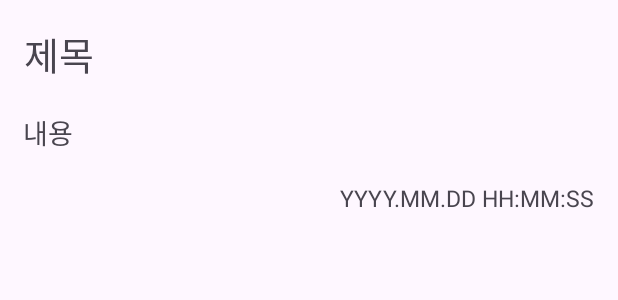
After one commit to hashilyze/BookManager, an Android app: the layout memo_item.xml on its own in the app's theme, with its tools: preview values and no code run, on a phone screen of 412 x 824 dp. The commit adds this screen. Shown: the top 300 px of the screen. Run offline under Robolectric (Android 15) with nearby library versions, the phone set to English and light mode, and no system bars.

Commit message:
ADD: Memo List

```diff
--- a/app/build.gradle.kts
+++ b/app/build.gradle.kts
@@ -11,8 +11,8 @@ android {
         applicationId = "com.example.bookmanager"
         minSdk = 26
         targetSdk = 33
-        versionCode = 2
-        versionName = "1.1"
+        versionCode = 3
+        versionName = "1.2"
 
         testInstrumentationRunner = "androidx.test.runner.AndroidJUnitRunner"
     }
--- a/app/src/main/AndroidManifest.xml
+++ b/app/src/main/AndroidManifest.xml
@@ -15,7 +15,10 @@
         android:theme="@style/Theme.BookManager"
         tools:targetApi="31">
         <activity
-            android:name=".BookInfoActivity"
+            android:name=".MemoListActivity"
+            android:exported="false" />
+        <activity
+            android:name=".BookDetailActivity"
             android:exported="false" />
         <activity
             android:name=".MainActivity"
--- a/app/src/main/java/com/example/bookmanager/MainActivity.kt
+++ b/app/src/main/java/com/example/bookmanager/MainActivity.kt
@@ -4,7 +4,6 @@ import android.content.Intent
 import android.database.sqlite.SQLiteDatabase
 import androidx.appcompat.app.AppCompatActivity
 import android.os.Bundle
-import android.util.Log
 import android.widget.AdapterView
 import androidx.activity.result.ActivityResultLauncher
 import androidx.activity.result.contract.ActivityResultContracts
@@ -41,7 +40,7 @@ class MainActivity : AppCompatActivity() {
                 SELECT isbn, thumbnail, title,
                     author, publisher, description,
                     start_at, end_at
-                FROM BOOK
+                FROM Book
                 """.trimIndent()
             val cursor = database.rawQuery(sql, null)
             while(cursor.moveToNext()){
@@ -58,13 +57,12 @@ class MainActivity : AppCompatActivity() {
             }
         }
 
-
         binding.booklist.adapter = BookMgrAdapter(this, bookList)
         binding.booklist.onItemClickListener = AdapterView.OnItemClickListener {
                 parent, view, position, id ->
             val selectedBook = parent.getItemAtPosition(position) as Book
 
-            var intent = Intent(this@MainActivity, BookInfoActivity::class.java).also{
+            var intent = Intent(this@MainActivity, BookDetailActivity::class.java).also{
                 it.putExtra("mode", "Manager")
                 it.putExtra("isbn", selectedBook.isbn)
                 it.putExtra("thumbnail", selectedBook.thumbnail)
--- a/app/src/main/java/com/example/bookmanager/SearchActivity.kt
+++ b/app/src/main/java/com/example/bookmanager/SearchActivity.kt
@@ -5,9 +5,7 @@ import androidx.appcompat.app.AppCompatActivity
 import android.os.Bundle
 import android.util.Log
 import android.widget.AdapterView
-import android.widget.Toast
 import androidx.appcompat.widget.SearchView
-import com.android.volley.Request
 import com.android.volley.toolbox.JsonObjectRequest
 import com.android.volley.toolbox.Volley
 import com.example.bookmanager.databinding.ActivitySearchBinding
@@ -56,7 +54,7 @@ class SearchActivity : AppCompatActivity() {
                                 parent, view, position, id ->
                             val selectedBook = parent.getItemAtPosition(position) as Book
 
-                            var intent = Intent(this@SearchActivity, BookInfoActivity::class.java).also{
+                            var intent = Intent(this@SearchActivity, BookDetailActivity::class.java).also{
                                 it.putExtra("mode", "Register")
                                 it.putExtra("isbn", selectedBook.isbn)
                                 it.putExtra("thumbnail", selectedBook.thumbnail)
--- /dev/null
+++ b/app/src/main/res/layout/memo_item.xml
@@ -0,0 +1,55 @@
+<?xml version="1.0" encoding="utf-8"?>
+<androidx.constraintlayout.widget.ConstraintLayout xmlns:android="http://schemas.android.com/apk/res/android"
+    xmlns:app="http://schemas.android.com/apk/res-auto"
+    xmlns:tools="http://schemas.android.com/tools"
+    android:layout_width="wrap_content"
+    android:layout_height="wrap_content">
+
+    <TextView
+        android:id="@+id/txt_title"
+        android:layout_width="250dp"
+        android:layout_height="40dp"
+        android:layout_marginStart="16dp"
+        android:layout_marginTop="16dp"
+        android:ellipsize="end"
+        android:gravity="center_vertical"
+        android:maxLines="1"
+        android:text="제목"
+        android:textSize="25sp"
+        app:layout_constraintStart_toStartOf="parent"
+        app:layout_constraintTop_toTopOf="parent" />
+
+    <TextView
+        android:id="@+id/txt_updated_at"
+        android:layout_width="210dp"
+        android:layout_height="20dp"
+        android:layout_marginTop="8dp"
+        android:layout_marginEnd="16dp"
+        android:layout_marginBottom="8dp"
+        android:ellipsize="end"
+        android:gravity="center_vertical"
+        android:maxLines="1"
+        android:text="YYYY.MM.DD HH:MM:SS"
+        android:textAlignment="textEnd"
+        android:textSize="15sp"
+        app:layout_constraintBottom_toBottomOf="parent"
+        app:layout_constraintEnd_toEndOf="parent"
+        app:layout_constraintTop_toBottomOf="@+id/txt_contents" />
+
+    <TextView
+        android:id="@+id/txt_contents"
+        android:layout_width="381dp"
+        android:layout_height="49dp"
+        android:layout_marginStart="16dp"
+        android:layout_marginTop="8dp"
+        android:layout_marginEnd="16dp"
+        android:ellipsize="end"
+        android:gravity="center_vertical"
+        android:maxLines="2"
+        android:text="내용"
+        android:textSize="18sp"
+        app:layout_constraintEnd_toEndOf="parent"
+        app:layout_constraintStart_toStartOf="parent"
+        app:layout_constraintTop_toBottomOf="@+id/txt_title" />
+
+</androidx.constraintlayout.widget.ConstraintLayout>
```
Also changed, not shown: app/src/main/java/com/example/bookmanager/BookDetailActivity.kt (renamed from app/src/main/java/com/example/bookmanager/BookInfoActivity.kt, +41 -30 lines), app/src/main/java/com/example/bookmanager/BookInfoAdapter.kt (+9 -20 lines), app/src/main/java/com/example/bookmanager/BookMgrAdapter.kt (+3 -13 lines), app/src/main/java/com/example/bookmanager/DBHelper.kt (+21 -4 lines), app/src/main/java/com/example/bookmanager/Memo.kt (added, +8 -0 lines), app/src/main/java/com/example/bookmanager/MemoAdapter.kt (added, +31 -0 lines), app/src/main/java/com/example/bookmanager/MemoListActivity.kt (added, +70 -0 lines), app/src/main/res/layout/activity_book_detail.xml (renamed from app/src/main/res/layout/activity_book_info.xml, +7 -2 lines), app/src/main/res/layout/activity_memo_list.xml (added, +52 -0 lines).
